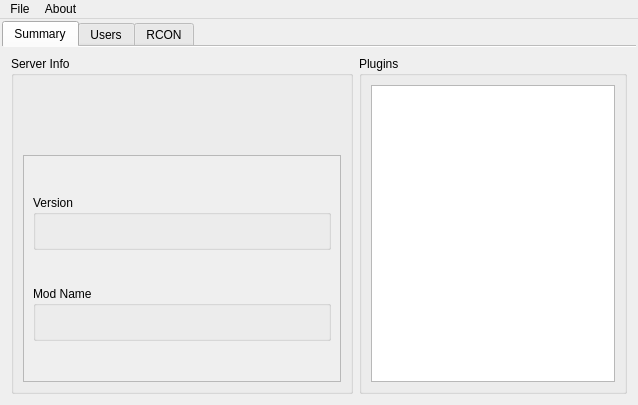
Qt form src/mainwindow.ui (Link1J/MSManager) before a commit.
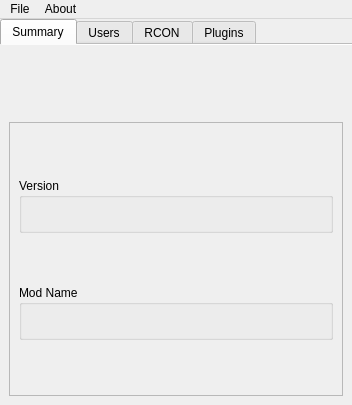
The same form after that commit. Icons and pictures are not drawn. Custom widgets are drawn as their Qt base class.

Commit message: Change UserInfoPanel to a Window

```diff
--- a/src/mainwindow.ui
+++ b/src/mainwindow.ui
@@ -6,7 +6,7 @@
    <rect>
     <x>0</x>
     <y>0</y>
-    <width>638</width>
+    <width>352</width>
     <height>405</height>
    </rect>
   </property>
@@ -35,19 +35,19 @@
   <widget class="QWidget" name="centralwidget">
    <layout class="QHBoxLayout" name="horizontalLayout_2">
     <property name="spacing">
-     <number>2</number>
+     <number>0</number>
     </property>
     <property name="leftMargin">
-     <number>2</number>
+     <number>0</number>
     </property>
     <property name="topMargin">
-     <number>2</number>
+     <number>0</number>
     </property>
     <property name="rightMargin">
-     <number>2</number>
+     <number>0</number>
     </property>
     <property name="bottomMargin">
-     <number>2</number>
+     <number>0</number>
     </property>
     <item>
      <widget class="QTabWidget" name="tabs">
@@ -73,7 +73,7 @@
        <bool>false</bool>
       </property>
       <property name="tabBarAutoHide">
-       <bool>false</bool>
+       <bool>true</bool>
       </property>
       <widget class="QWidget" name="summary_tab">
        <attribute name="title">
@@ -82,29 +82,26 @@
        <layout class="QHBoxLayout" name="horizontalLayout_3">
         <item>
          <layout class="QVBoxLayout" name="verticalLayout_5">
-          <property name="rightMargin">
+          <property name="spacing">
            <number>0</number>
           </property>
-          <item>
-           <widget class="QGroupBox" name="groupBox_3">
-            <property name="sizePolicy">
-             <sizepolicy hsizetype="Fixed" vsizetype="Preferred">
-              <horstretch>0</horstretch>
-              <verstretch>0</verstretch>
-             </sizepolicy>
-            </property>
-            <property name="minimumSize">
-             <size>
-              <width>342</width>
-              <height>321</height>
-             </size>
-            </property>
-            <property name="title">
-             <string>Server Info</string>
-            </property>
-            <layout class="QVBoxLayout" name="verticalLayout_9">
              <item>
               <layout class="QHBoxLayout" name="horizontalLayout_8">
+            <property name="spacing">
+             <number>2</number>
+            </property>
+            <property name="leftMargin">
+             <number>2</number>
+            </property>
+            <property name="topMargin">
+             <number>2</number>
+            </property>
+            <property name="rightMargin">
+             <number>2</number>
+            </property>
+            <property name="bottomMargin">
+             <number>2</number>
+            </property>
                <item>
                 <widget class="QLabel" name="server_icon">
                  <property name="sizePolicy">
@@ -125,22 +122,29 @@
                 </widget>
                </item>
                <item>
-                <layout class="QHBoxLayout" name="horizontalLayout_6">
-                 <property name="leftMargin">
-                  <number>0</number>
-                 </property>
-                 <item>
                   <layout class="QVBoxLayout" name="verticalLayout_3">
                    <property name="spacing">
-                    <number>0</number>
+               <number>2</number>
                    </property>
                    <property name="sizeConstraint">
                     <enum>QLayout::SetDefaultConstraint</enum>
                    </property>
+              <property name="leftMargin">
+               <number>2</number>
+              </property>
+              <property name="topMargin">
+               <number>2</number>
+              </property>
+              <property name="rightMargin">
+               <number>2</number>
+              </property>
+              <property name="bottomMargin">
+               <number>2</number>
+              </property>
                    <item>
                     <widget class="QLabel" name="server_motd">
                      <property name="sizePolicy">
-                      <sizepolicy hsizetype="Fixed" vsizetype="Preferred">
+                 <sizepolicy hsizetype="Preferred" vsizetype="Preferred">
                        <horstretch>0</horstretch>
                        <verstretch>0</verstretch>
                       </sizepolicy>
@@ -165,7 +169,7 @@
                    <item>
                     <widget class="QLabel" name="server_ip">
                      <property name="sizePolicy">
-                      <sizepolicy hsizetype="Fixed" vsizetype="Fixed">
+                 <sizepolicy hsizetype="Preferred" vsizetype="Fixed">
                        <horstretch>0</horstretch>
                        <verstretch>0</verstretch>
                       </sizepolicy>
@@ -180,8 +184,6 @@
                       <string/>
                      </property>
                     </widget>
-                   </item>
-                  </layout>
                  </item>
                 </layout>
                </item>
@@ -209,8 +211,8 @@
                  <rect>
                   <x>0</x>
                   <y>0</y>
-                  <width>320</width>
-                  <height>232</height>
+               <width>330</width>
+               <height>273</height>
                  </rect>
                 </property>
                 <layout class="QVBoxLayout" name="verticalLayout_6">
@@ -284,31 +286,6 @@
               </widget>
              </item>
             </layout>
-           </widget>
-          </item>
-         </layout>
-        </item>
-        <item>
-         <widget class="QGroupBox" name="plugins_group">
-          <property name="title">
-           <string>Plugins</string>
-          </property>
-          <layout class="QVBoxLayout" name="verticalLayout_4">
-           <item>
-            <widget class="QListView" name="plugins_list">
-             <property name="focusPolicy">
-              <enum>Qt::NoFocus</enum>
-             </property>
-             <property name="alternatingRowColors">
-              <bool>true</bool>
-             </property>
-             <property name="selectionMode">
-              <enum>QAbstractItemView::NoSelection</enum>
-             </property>
-            </widget>
-           </item>
-          </layout>
-         </widget>
         </item>
        </layout>
       </widget>
@@ -426,13 +403,6 @@
           </item>
          </layout>
         </item>
-        <item>
-         <widget class="UserInfoPanel" name="user_info">
-          <property name="title">
-           <string/>
-          </property>
-         </widget>
-        </item>
        </layout>
       </widget>
       <widget class="QWidget" name="rcon_tab">
@@ -483,6 +453,26 @@
         </item>
        </layout>
       </widget>
+      <widget class="QWidget" name="plugins_tab">
+       <attribute name="title">
+        <string>Plugins</string>
+       </attribute>
+       <layout class="QVBoxLayout" name="verticalLayout_10">
+        <item>
+         <widget class="QListView" name="plugins_list">
+          <property name="focusPolicy">
+           <enum>Qt::NoFocus</enum>
+          </property>
+          <property name="alternatingRowColors">
+           <bool>true</bool>
+          </property>
+          <property name="selectionMode">
+           <enum>QAbstractItemView::NoSelection</enum>
+          </property>
+         </widget>
+        </item>
+       </layout>
+      </widget>
      </widget>
     </item>
    </layout>
@@ -492,7 +482,7 @@
     <rect>
      <x>0</x>
      <y>0</y>
-     <width>638</width>
+     <width>352</width>
      <height>21</height>
     </rect>
    </property>
@@ -538,14 +528,6 @@
    </property>
   </action>
  </widget>
- <customwidgets>
-  <customwidget>
-   <class>UserInfoPanel</class>
-   <extends>QGroupBox</extends>
-   <header>userinfopanel.hpp</header>
-   <container>1</container>
-  </customwidget>
- </customwidgets>
  <tabstops>
   <tabstop>command_list</tabstop>
   <tabstop>users_list</tabstop>
```
Left out of the diff: 20 changed lines with no effect on the pictures. Lines whose indentation alone changed are shown as unchanged. The commit also changes 11 other files.
